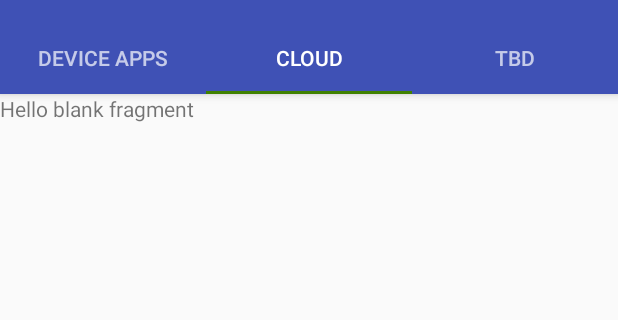
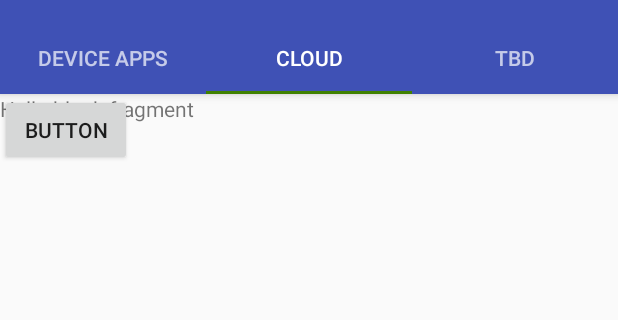
Before and after one commit to eli200601/BackAppWithTabs, an Android app: the screen it shows after launch (MainActivity), tab 2 chosen, on a phone screen of 412 x 824 dp, the part 74-394 px from its top. Run offline under Robolectric (Android 15) with nearby library versions, the phone set to English and light mode, and no system bars; libraries missing offline, so code that uses them is left out: com.dropbox.client2; 5 statements that could not run were skipped.

```diff
--- a/app/build.gradle
+++ b/app/build.gradle
@@ -34,4 +34,5 @@ dependencies {
     testCompile 'junit:junit:4.12'
     compile files('src/main/dropbox-android-sdk-1.6.2.jar')
     compile files('src/main/android-support-v4.jar')
+    compile files('libs/json-simple-1.1.jar')
 }
--- a/app/src/main/java/com/app/random/backApp/Fragments/CloudFragment.java
+++ b/app/src/main/java/com/app/random/backApp/Fragments/CloudFragment.java
@@ -155,7 +155,7 @@ public class CloudFragment extends Fragment {
 
         @Override
         protected void onPreExecute() {
-            progress = ProgressDialog.show(getContext(), null,
+            progress = ProgressDialog.show(getActivity(), null,
                     "Loading application info...");
 
             super.onPreExecute();
--- a/app/src/main/java/com/app/random/backApp/Fragments/CloudMainFragment.java
+++ b/app/src/main/java/com/app/random/backApp/Fragments/CloudMainFragment.java
@@ -1,14 +1,19 @@
 package com.app.random.backApp.Fragments;
 
 
+import android.app.ProgressDialog;
 import android.content.Context;
 import android.content.SharedPreferences;
+import android.os.AsyncTask;
 import android.os.Bundle;
 import android.support.v4.app.Fragment;
 import android.util.Log;
 import android.view.LayoutInflater;
 import android.view.View;
 import android.view.ViewGroup;
+import android.widget.Button;
+import android.widget.TextView;
+import android.widget.Toast;
 
 import com.app.random.backApp.R;
 
@@ -21,6 +26,7 @@ import com.dropbox.client2.session.Session.AccessType;
 import com.dropbox.client2.session.TokenPair;
 
 import java.util.ArrayList;
+import com.app.random.backApp.Utils.Constants;
 
 
 /**
@@ -28,28 +34,24 @@ import java.util.ArrayList;
  * Use the {@link CloudMainFragment#newInstance} factory method to
  * create an instance of this fragment.
  */
-public class CloudMainFragment extends Fragment {
+public class CloudMainFragment extends Fragment implements View.OnClickListener {
     // TODO: Rename parameter arguments, choose names that match
     // the fragment initialization parameters, e.g. ARG_ITEM_NUMBER
     private static final String ARG_PARAM1 = "param1";
     private static final String ARG_PARAM2 = "param2";
 
+    final static private AccessType ACCESS_TYPE = AccessType.APP_FOLDER;
 
-    private final static String DROPBOX_FILE_DIR = "/Apps/BackAppFolder/";
-    private final static String DROPBOX_NAME = "BackAppFolder";
-    private final static String DROPBOX_APP_KEY = "r1qzs8cbwnhlnlb";
-    private final static String DROPBOX_APP_SECRET = "abfz67yh01qz456";
-    private final static AccessType ACCESS_TYPE = AccessType.DROPBOX;
+    private static final String TAG = "CloudMainFragment";
 
     private DropboxAPI<AndroidAuthSession> mDBApi;
+    private boolean mIsLoggedIn = false;
     public boolean flag;
-
-    ArrayList files;
-    ArrayList dir;
 
     // TODO: Rename and change types of parameters
     private String mParam1;
     private String mParam2;
+
 
 
     public CloudMainFragment() {
@@ -77,103 +79,117 @@ public class CloudMainFragment extends Fragment {
     @Override
     public void onCreate(Bundle savedInstanceState) {
         super.onCreate(savedInstanceState);
+
+
         if (getArguments() != null) {
             mParam1 = getArguments().getString(ARG_PARAM1);
             mParam2 = getArguments().getString(ARG_PARAM2);
         }
-        flag = false;
-        AppKeyPair appKeys = new AppKeyPair(DROPBOX_APP_KEY, DROPBOX_APP_SECRET);
+
+        AppKeyPair appKeys = new AppKeyPair(Constants.DROPBOX_APP_KEY, Constants.DROPBOX_APP_SECRET);
         AndroidAuthSession session = new AndroidAuthSession(appKeys);
         mDBApi = new DropboxAPI<AndroidAuthSession>(session);
 
-        SharedPreferences preferences = getActivity().getSharedPreferences(getString(R.string.name_sharedPref), Context.MODE_PRIVATE);
-//        String key;
-//        String secret;
+        SharedPreferences preferences = getActivity().getSharedPreferences(Constants.PREF_NAME, Context.MODE_PRIVATE);
         String accessToken;
-
         accessToken = preferences.getString("accessToken", null);
-//        key = preferences.getString("key", null);
-//        secret = preferences.getString("secret", null);
-
         if (accessToken == null) {
+            Log.d(TAG,"New User as arrived");
             mDBApi.getSession().startOAuth2Authentication(this.getActivity());
+        }
+        else{
+            mDBApi.getSession().setOAuth2AccessToken(accessToken);
         }
     }
 
     @Override
     public View onCreateView(LayoutInflater inflater, ViewGroup container,
                              Bundle savedInstanceState) {
-        // Inflate the layout for this fragment
-        return inflater.inflate(R.layout.fragment_cloud_main, container, false);
+        View view = inflater.inflate(R.layout.fragment_cloud_main, container, false);
+
+        Button button = (Button) view.findViewById(R.id.button);
+
+        button.setOnClickListener(this);
+
+        return view;
     }
-
-//    private AndroidAuthSession buildSession() {
-//        AppKeyPair appKeyPair = new AppKeyPair(DROPBOX_APP_KEY,DROPBOX_APP_SECRET);
-//        AndroidAuthSession session;
-//
-////        String[] stored = getKeys();
-//        SharedPreferences preferences = getActivity().getSharedPreferences(getString(R.string.name_sharedPref), Context.MODE_PRIVATE);
-//        String key;
-//        String secret;
-//
-//        key = preferences.getString("key", null);
-//        secret = preferences.getString("secret", null);
-//
-//        if (key != null) {
-//            flag = true;
-//            AccessTokenPair accessToken = new AccessTokenPair(key,secret);
-//            session = new AndroidAuthSession(appKeyPair, ACCESS_TYPE,accessToken);
-//        } else {
-//            session = new AndroidAuthSession(appKeyPair, ACCESS_TYPE);
-//        }
-//        return session;
-//    }
 
 
     @Override
     public void onResume() {
-
-//        AndroidAuthSession session = (AndroidAuthSession) mApi.getSession();
+        super.onResume();
 
         if (mDBApi.getSession().authenticationSuccessful()) {
             try {
+                mDBApi.getSession().finishAuthentication();
 
-                mDBApi.getSession().finishAuthentication();
                 String accessToken = mDBApi.getSession().getOAuth2AccessToken();
+                Log.d(TAG, "Access Token: " + accessToken);
 
-//                session.finishAuthentication();
-
-                TokenPair tokens = mDBApi.getSession().getAccessTokenPair();
-//                storeKeys(tokens.key, tokens.secret);
-                SharedPreferences preferences = getActivity().getSharedPreferences(getString(R.string.name_sharedPref), Context.MODE_PRIVATE);
+                SharedPreferences preferences = getActivity().getSharedPreferences(Constants.PREF_NAME, Context.MODE_PRIVATE);
                 SharedPreferences.Editor editor = preferences.edit();
                 editor.putString("accessToken", accessToken);
-                if (tokens != null) {
-                    editor.putString("key", tokens.key);
-                    editor.putString("secret", tokens.secret);
-                }
+
                 editor.apply();
 
-                flag = true;
             } catch (IllegalStateException e) {
-                Log.e("CloudMain", e.getMessage());
+                Log.i("DbAuthLog","Error authenticating",e);
             }
         }
-//        DropboxAPI.Entry direct = null;
-//        try {
-//            direct = mDBApi.metadata("/", 1000, null, true, null);
-//        } catch (DropboxException e) {
-//            e.printStackTrace();
-//        }
-//        files = new ArrayList<DropboxAPI.Entry>();
-//        dir = new ArrayList<String>();
-//        for (com.dropbox.client2.DropboxAPI.Entry ent : direct.contents) {
-//            files.add(ent);
-//            dir.add(new String(ent.path));
-//        }
-        super.onResume();
     }
 
+    @Override
+    public void onClick(View view) {
+        int id = view.getId();
+        switch (id) {
+            case R.id.button:
+
+                new LoadDataDropbox().execute();
+
+                break;
+        }
+    }
+
+    private class LoadDataDropbox extends AsyncTask<Void, Void, Void> {
+        private ProgressDialog progress = null;
+
+        @Override
+        protected Void doInBackground(Void... params) {
+            try {
+                Log.d(TAG, mDBApi.accountInfo().displayName);
+                Log.d(TAG, mDBApi.accountInfo().country);
+                Log.d(TAG, mDBApi.accountInfo().referralLink);
+            } catch (DropboxException e) {
+                e.printStackTrace();
+            }
+            return null;
+
+        }
+
+        @Override
+        protected void onCancelled() {
+            super.onCancelled();
+        }
+
+        @Override
+        protected void onPostExecute(Void result) {
+            progress.dismiss();
 
 
+            super.onPostExecute(result);
+        }
+
+        @Override
+        protected void onPreExecute() {
+            progress = ProgressDialog.show(getActivity(), null,
+                    "Loading data from dropbox...");
+
+            super.onPreExecute();
+        }
+
+        @Override
+        protected void onProgressUpdate(Void... values) {
+            super.onProgressUpdate(values);
+        }
+    }
 }
--- a/app/src/main/java/com/app/random/backApp/Fragments/DeviceAppsFragment.java
+++ b/app/src/main/java/com/app/random/backApp/Fragments/DeviceAppsFragment.java
@@ -55,8 +55,8 @@ public class DeviceAppsFragment  extends Fragment implements SearchView.OnQueryT
         SharedPreferences preferences = getActivity().getSharedPreferences(getString(R.string.name_sharedPref), Context.MODE_PRIVATE);
         int sortType = preferences.getInt(getString(R.string.sortType_key), 0);
 
-        PACKAGE_NAME = getContext().getPackageName();
-        appsDataUtils = new AppsDataUtils(getContext().getPackageManager(), PACKAGE_NAME, sortType);
+        PACKAGE_NAME = getActivity().getPackageName();
+        appsDataUtils = new AppsDataUtils(getActivity().getPackageManager(), PACKAGE_NAME, sortType);
 
         //Bottom Bar init
         listAmountTextField = (TextView) view.findViewById(R.id.itemsInListValueText);
@@ -199,7 +199,7 @@ public class DeviceAppsFragment  extends Fragment implements SearchView.OnQueryT
 
         @Override
         protected void onPreExecute() {
-            progress = ProgressDialog.show(getContext(), null,
+            progress = ProgressDialog.show(getActivity(), null,
                     "Loading application info...");
 
             super.onPreExecute();
--- a/app/src/main/res/layout/fragment_cloud_main.xml
+++ b/app/src/main/res/layout/fragment_cloud_main.xml
@@ -8,6 +8,14 @@
     <TextView
         android:layout_width="match_parent"
         android:layout_height="match_parent"
-        android:text="@string/hello_blank_fragment" />
+        android:text="@string/hello_blank_fragment"
+        android:id="@+id/cloud_text"/>
+
+    <Button
+        android:id="@+id/button"
+        android:layout_width="wrap_content"
+        android:layout_height="wrap_content"
+        android:text="Button" />
+
 
 </FrameLayout>
```
Also changed, not shown: app/src/main/java/com/app/random/backApp/AppsListFragment.java (+5 -5 lines), app/src/main/java/com/app/random/backApp/Utils/Constants.java (added, +17 -0 lines), app/libs/json-simple-1.1.jar (added).
